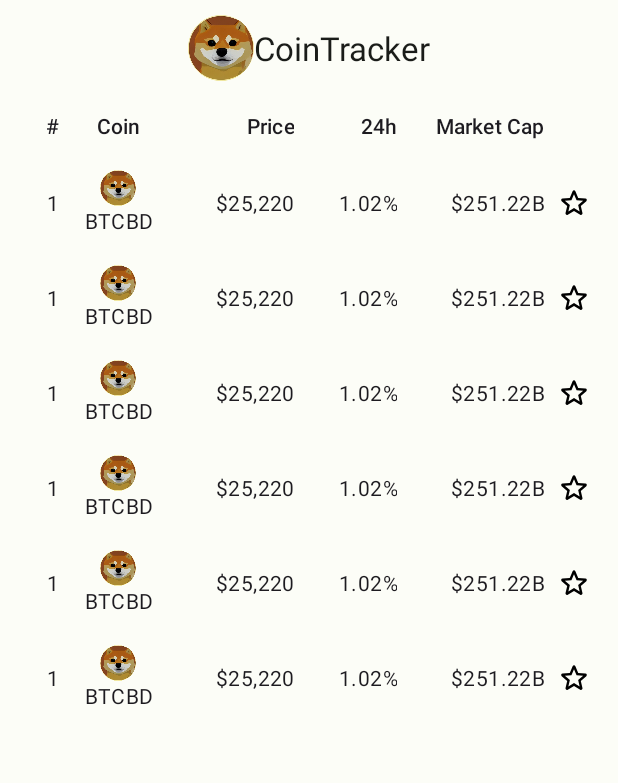
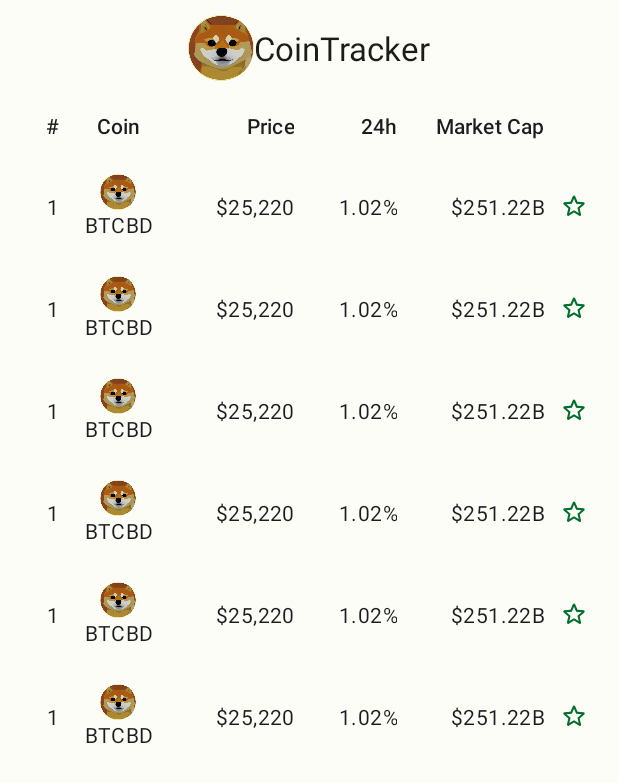
Before and after one commit to maayyaannkk/coin-tracker, an Android app: the layout fragment_market.xml on its own in the app's theme, with its tools: preview values and no code run, on a phone screen of 412 x 824 dp. Shown: the top 783 px of the screen. Run offline under Robolectric (Android 15) with nearby library versions, the phone set to English and light mode, and no system bars; network calls fail.

Commit message:
feat: favorite list

```diff
--- a/app/src/main/java/in/mayanknagwanshi/cointracker/adapter/WatchListAdapter.kt
+++ b/app/src/main/java/in/mayanknagwanshi/cointracker/adapter/WatchListAdapter.kt
@@ -44,7 +44,7 @@ class WatchListAdapter : RecyclerView.Adapter<WatchListAdapter.WatchlistViewHold
                 placeholder(R.drawable.logo)
                 transformations(CircleCropTransformation())
             }
-            itemBinding.imageViewFavorite.setOnClickListener {
+            itemBinding.buttonFavorite.setOnClickListener {
                 if (onFavoriteClick != null) onFavoriteClick?.invoke(watchlistData)
             }
         }
--- a/app/src/main/java/in/mayanknagwanshi/cointracker/data/MarketData.kt
+++ b/app/src/main/java/in/mayanknagwanshi/cointracker/data/MarketData.kt
@@ -7,7 +7,7 @@ data class MarketData(
     @SerializedName("id")
     val id: String,
     @SerializedName("symbol")
-    val symbol: String,
+    var symbol: String,
     @SerializedName("name")
     val name: String,
     @SerializedName("image")
@@ -41,5 +41,6 @@ data class MarketData(
     @SerializedName("max_supply")
     val maxSupply: Double,
     @SerializedName("last_updated")
-    val lastUpdated: String
+    val lastUpdated: String,
+    var isFavorite: Boolean = false
 )
--- a/app/src/main/java/in/mayanknagwanshi/cointracker/database/table/WatchlistDao.kt
+++ b/app/src/main/java/in/mayanknagwanshi/cointracker/database/table/WatchlistDao.kt
@@ -12,6 +12,9 @@ interface WatchlistDao {
     @Query("SELECT * FROM watchlist")
     fun getAll(): Flow<List<WatchlistData>>
 
+    @Query("SELECT id FROM watchlist")
+    fun getAllIds(): Flow<List<String>>
+
     @Insert(onConflict = OnConflictStrategy.REPLACE)
     fun insert(watchlistData: WatchlistData)
 
--- a/app/src/main/java/in/mayanknagwanshi/cointracker/viewmodel/MainViewModel.kt
+++ b/app/src/main/java/in/mayanknagwanshi/cointracker/viewmodel/MainViewModel.kt
@@ -40,6 +40,7 @@ class MainViewModel @Inject constructor(
     val searchData: StateFlow<NetworkResult<List<SearchData>>> = _searchData
 
     val watchlistData = watchlistDao.getAll()
+    val favoriteList = watchlistDao.getAllIds()
 
     fun requestMarket() {
         viewModelScope.launch(Dispatchers.IO) {
--- a/app/src/main/res/layout/list_item_market.xml
+++ b/app/src/main/res/layout/list_item_market.xml
@@ -90,13 +90,12 @@
         app:layout_constraintWidth_percent="0.25"
         tools:text="$251.22B" />
 
-    <ImageView
-        android:id="@+id/imageViewFavorite"
+    <com.google.android.material.button.MaterialButton
+        android:id="@+id/buttonFavorite"
+        style="?attr/materialIconButtonStyle"
         android:layout_width="wrap_content"
         android:layout_height="wrap_content"
-        android:adjustViewBounds="true"
-        android:scaleType="fitCenter"
-        android:src="@drawable/ic_favorite"
+        app:icon="@drawable/ic_favorite"
         app:layout_constraintBottom_toBottomOf="parent"
         app:layout_constraintEnd_toEndOf="parent"
         app:layout_constraintStart_toEndOf="@id/textViewMarketCap"
```
Also changed, not shown: app/src/main/java/in/mayanknagwanshi/cointracker/adapter/MarketListAdapter.kt (+24 -2 lines), app/src/main/java/in/mayanknagwanshi/cointracker/fragments/MarketFragment.kt (+8 -2 lines), app/src/main/res/layout/list_item_watchlist.xml (+4 -5 lines).
